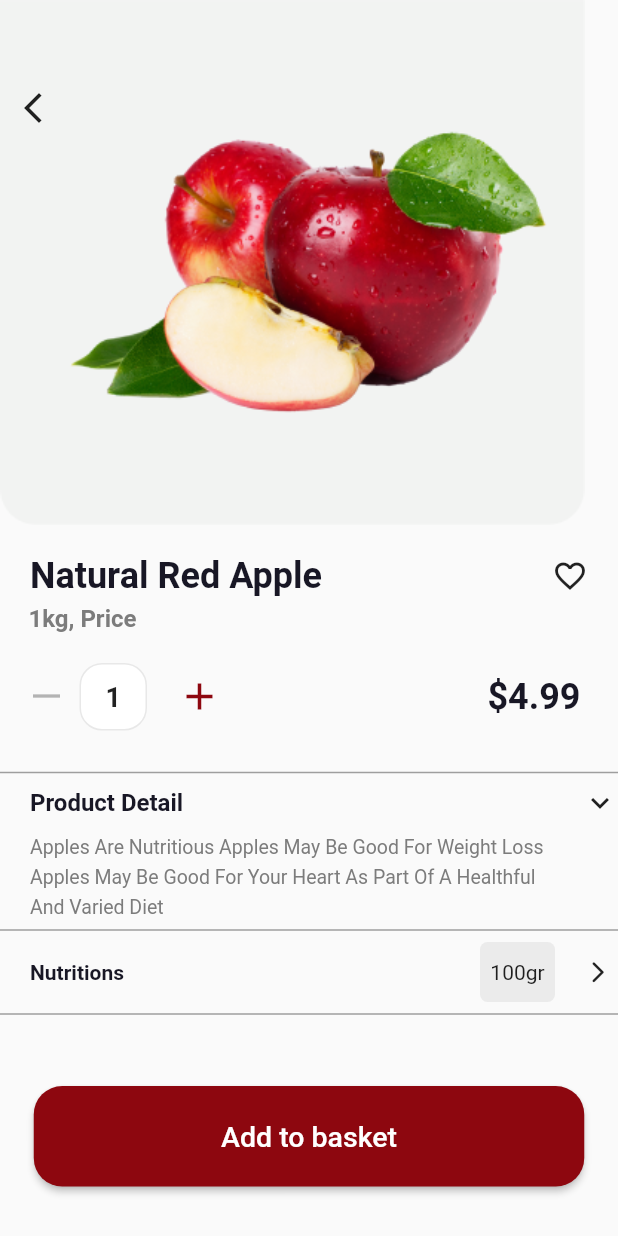
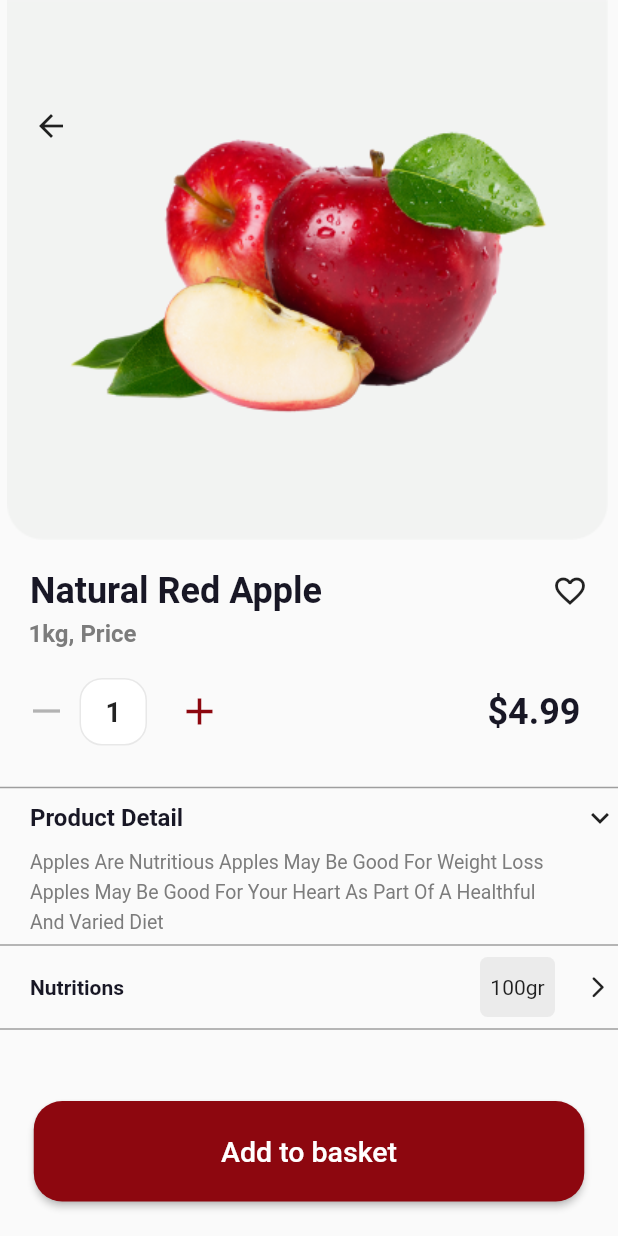
Before and after one commit to OmarAmeer96/Online-Groceries-App, a Flutter app: the AppleDetail screen opened by its route, on a phone screen of 412 x 824 dp. Run offline on Flutter 3.47's test engine with Material 2 defaults, Android fonts, the phone set to English and light mode, and no system bars; our stand-ins replace bloc, firebase_auth, firebase_core, google_nav_bar; missing offline and left inert: intro_screen_onboarding_flutter; accounts and stored records are empty; Roboto replaces fonts that are missing (Gilroy-Reular).

Commit message:
commit 6 - mohamed

```diff
--- a/lib/screens/apple_detail.dart
+++ b/lib/screens/apple_detail.dart
@@ -1,7 +1,4 @@
 // ------------------------------ Mohamed Elsanteel ---------------------------------
-
-
-
 
 import 'package:flutter/material.dart';
 import 'package:online_groceries_app/widgets/customproductdetailscreen.dart';
@@ -20,8 +17,8 @@ class _AppleDetailState extends State<AppleDetail> {
     return const CustomProductDetail(
       backgroundImagePath: "assets/images/product-detail-background.png",
       productImagePath: "assets/images/big-apple.png",
-      width: 390,
-      height: 350,
+      width: 410,
+      height: 360,
       productTitle: "Natural Red Apple",
       greyedText: "1kg, Price",
       productDetail: "1",
--- a/lib/widgets/customproductdetailscreen.dart
+++ b/lib/widgets/customproductdetailscreen.dart
@@ -41,10 +41,17 @@ class _CustomProductDetailState extends State<CustomProductDetail> {
                 children: [
                   Image.asset(widget.backgroundImagePath,
                       width: widget.width, height: widget.height),
-                  const Padding(
+                  Padding(
                     padding: EdgeInsets.only(top: 60, left: 10),
                     child: Row(
-                      children: [Icon(Icons.arrow_back_ios_new)],
+                      children: [
+                        IconButton(
+                          icon: const Icon(Icons.arrow_back),
+                          onPressed: () {
+                            Navigator.pop(context);
+                          },
+                        ),
+                      ],
                     ),
                   ),
                   Padding(
```
Also changed, not shown: lib/screens/bananas_detail.dart (+2 -5 lines), lib/screens/beef_bone_detail.dart (+2 -5 lines), lib/screens/bell_pepper_red_detail.dart (+2 -5 lines), lib/screens/broiler_chicken.dart (+2 -5 lines), lib/screens/ginger_detail.dart (+2 -5 lines), pubspec.lock.
